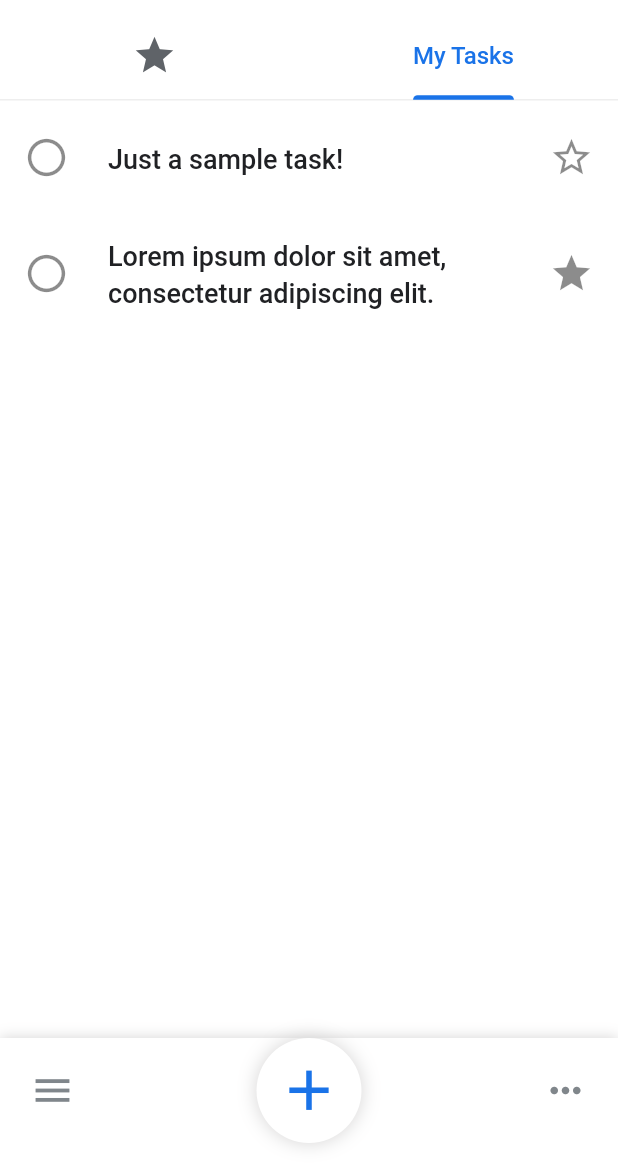
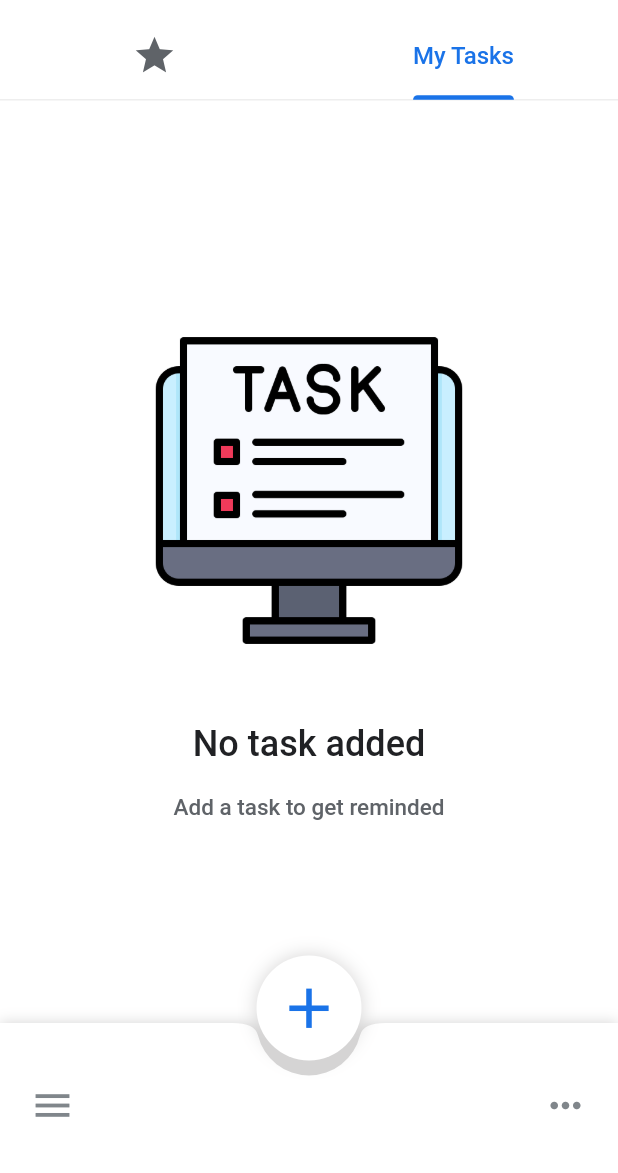
Before and after one commit to dayojiboye/flutter-to-do, a Flutter app: the screen it shows after launch, tab 2 chosen, on a phone screen of 412 x 824 dp, the part 63-1236 px from its top. Run offline on Flutter 3.47's test engine with Material 2 defaults, Android fonts, the phone set to English and light mode, and no system bars; our stand-ins replace flutter_riverpod, google_fonts.

Commit message:
feat: started add task implementation

```diff
--- a/lib/models/task.dart
+++ b/lib/models/task.dart
@@ -22,4 +22,17 @@ class Task {
   String get formattedDate {
     return formatter.format(date);
   }
+
+  Task copyWith(
+      {String? description,
+      bool? isStarred,
+      DateTime? date,
+      bool? isCompleted}) {
+    return Task(
+      description: description ?? this.description,
+      isStarred: isStarred ?? this.isStarred,
+      date: date ?? this.date,
+      isCompleted: isCompleted ?? this.isCompleted,
+    );
+  }
 }
--- /dev/null
+++ b/lib/providers/starred_tasks_provider.dart
@@ -0,0 +1,25 @@
+import 'package:to_do/models/task.dart';
+
+import 'package:flutter_riverpod/flutter_riverpod.dart';
+
+class StarredTasksNotifier extends StateNotifier<List<Task>> {
+  StarredTasksNotifier() : super([]);
+
+  void toggleStarredTask(Task task) {
+    final bool isTaskStarred = state.contains(task);
+
+    if (isTaskStarred) {
+      state = state.where((item) => item.id != task.id).toList();
+    } else {
+      state = [
+        task,
+        ...state,
+      ];
+    }
+  }
+}
+
+final starredTaskProvider =
+    StateNotifierProvider<StarredTasksNotifier, List<Task>>((ref) {
+  return StarredTasksNotifier();
+});
--- /dev/null
+++ b/lib/providers/tasks_provider.dart
@@ -0,0 +1,20 @@
+import 'package:to_do/models/task.dart';
+
+import "package:flutter_riverpod/flutter_riverpod.dart";
+
+class TasksNotifier extends StateNotifier<List<Task>> {
+  TasksNotifier() : super([]);
+
+  void addTask(Task task) {
+    state = [
+      task,
+      ...state,
+    ];
+  }
+
+  // To:Do: Implement remove task
+}
+
+final taskProvider = StateNotifierProvider<TasksNotifier, List<Task>>((ref) {
+  return TasksNotifier();
+});
--- a/lib/screens/home.dart
+++ b/lib/screens/home.dart
@@ -3,8 +3,10 @@ import 'package:google_fonts/google_fonts.dart';
 import 'package:to_do/screens/starred_tasks.dart';
 import 'package:to_do/screens/tasks_screen.dart';
 import 'package:to_do/utils/colors.dart';
+import 'package:to_do/widgets/add_task_bottom_sheet.dart';
 import 'package:to_do/widgets/app_bottom_sheet.dart';
 import 'package:to_do/widgets/app_tab_bar_indicator.dart';
+import 'package:to_do/widgets/settings_bottom_sheet.dart';
 import 'package:to_do/widgets/tab_controller_tile.dart';
 import 'package:to_do/widgets/touchable_opacity.dart';
 
@@ -42,6 +44,8 @@ class _HomeScreenState extends State<HomeScreen> with TickerProviderStateMixin {
     return DefaultTabController(
       length: 2,
       child: Scaffold(
+        // extendBody: true,
+        resizeToAvoidBottomInset: false,
         appBar: AppBar(
           title: const Text("Tasks"),
           bottom: TabBar(
@@ -53,7 +57,10 @@ class _HomeScreenState extends State<HomeScreen> with TickerProviderStateMixin {
             indicatorPadding: const EdgeInsets.only(bottom: -12),
             tabs: const [
               Tab(
-                icon: Icon(Icons.star, size: 30),
+                icon: Icon(
+                  Icons.star,
+                  size: 30,
+                ),
               ),
               Tab(
                 child: Text(
@@ -71,58 +78,9 @@ class _HomeScreenState extends State<HomeScreen> with TickerProviderStateMixin {
             ),
           ),
         ),
-        floatingActionButtonLocation: FloatingActionButtonLocation.centerDocked,
-        floatingActionButton: Container(
-          padding: const EdgeInsets.only(bottom: 20),
-          child: const TouchableOpacity(
-            width: 70,
-            height: 70,
-            opacity: 1.0,
-            decoration: BoxDecoration(
-              color: kBackGroundColor,
-              shape: BoxShape.circle,
-              boxShadow: [
-                BoxShadow(
-                  color: Color.fromARGB(255, 213, 212, 212),
-                  blurRadius: 10,
-                ),
-              ],
-            ),
-            child: Icon(
-              Icons.add,
-              size: 45,
-              color: kPrimaryColor,
-            ),
-          ),
-        ),
-        body: Container(
-          // height: double.infinity,
-          margin: const EdgeInsets.only(top: 4),
+        bottomNavigationBar: Container(
+          height: 100,
           decoration: const BoxDecoration(
-            border: Border(
-              top: BorderSide(
-                width: 1,
-                color: kBorder,
-              ),
-            ),
-          ),
-          child: Column(
-            children: [
-              Expanded(
-                child: TabBarView(
-                  controller: _controller,
-                  physics: const AlwaysScrollableScrollPhysics(),
-                  children: const [
-                    StarredTasksScreen(),
-                    TasksScreen(),
-                  ],
-                ),
-              ),
-              Container(
-                height: 90,
-                padding: const EdgeInsets.only(left: 10, right: 10, bottom: 20),
-                decoration: const BoxDecoration(
-                  color: kBackGroundColor,
             boxShadow: [
               BoxShadow(
                 color: Color.fromARGB(255, 213, 212, 212),
@@ -130,6 +88,14 @@ class _HomeScreenState extends State<HomeScreen> with TickerProviderStateMixin {
               ),
             ],
           ),
+          child: BottomAppBar(
+            height: double.infinity,
+            padding: const EdgeInsets.only(left: 10, right: 10, top: 10),
+            elevation: 0,
+            shape: const CircularNotchedRectangle(),
+            notchMargin: 0,
+            color: kBackGroundColor,
+            clipBehavior: Clip.hardEdge,
             child: Row(
               mainAxisAlignment: MainAxisAlignment.spaceBetween,
               crossAxisAlignment: CrossAxisAlignment.center,
@@ -179,25 +145,7 @@ class _HomeScreenState extends State<HomeScreen> with TickerProviderStateMixin {
                     context: context,
                     showDragHandle: false,
                     height: 200,
-                        child: Padding(
-                          padding: const EdgeInsets.only(top: 12.0, right: 8.0),
-                          child: Column(
-                            children: [
-                              SwitchListTile.adaptive(
-                                value: false,
-                                title: const Text(
-                                  "Switch to dark mode",
-                                  style: TextStyle(
-                                    fontWeight: FontWeight.w500,
-                                    fontSize: 18,
-                                    color: kPrimaryTextColor,
-                                  ),
-                                ),
-                                onChanged: (value) {},
-                              )
-                            ],
-                          ),
-                        ),
+                    child: const SettingsBottomSheet(),
                   ).open(),
                   backgroundColor: kBackGroundColor,
                   child: const Icon(
@@ -208,7 +156,59 @@ class _HomeScreenState extends State<HomeScreen> with TickerProviderStateMixin {
                 ),
               ],
             ),
-              )
+          ),
+        ),
+        floatingActionButtonLocation: FloatingActionButtonLocation.centerDocked,
+        floatingActionButton: Container(
+          padding: const EdgeInsets.only(bottom: 20),
+          child: TouchableOpacity(
+            onTap: () => AppBottomSheet(
+              context: context,
+              showDragHandle: false,
+              child: const AddTask(),
+            ).open(),
+            width: 70,
+            height: 70,
+            opacity: 1.0,
+            decoration: const BoxDecoration(
+              color: kBackGroundColor,
+              shape: BoxShape.circle,
+              boxShadow: [
+                BoxShadow(
+                  color: Color.fromARGB(255, 213, 212, 212),
+                  blurRadius: 10,
+                ),
+              ],
+            ),
+            child: const Icon(
+              Icons.add,
+              size: 45,
+              color: kPrimaryColor,
+            ),
+          ),
+        ),
+        body: Container(
+          margin: const EdgeInsets.only(top: 4),
+          decoration: const BoxDecoration(
+            border: Border(
+              top: BorderSide(
+                width: 1,
+                color: kBorder,
+              ),
+            ),
+          ),
+          child: Column(
+            children: [
+              Expanded(
+                child: TabBarView(
+                  controller: _controller,
+                  physics: const AlwaysScrollableScrollPhysics(),
+                  children: const [
+                    StarredTasksScreen(),
+                    TasksScreen(),
+                  ],
+                ),
+              ),
             ],
           ),
         ),
--- a/lib/screens/tasks_screen.dart
+++ b/lib/screens/tasks_screen.dart
@@ -1,40 +1,26 @@
 import 'package:flutter/material.dart';
 import 'package:to_do/models/task.dart';
+import 'package:to_do/providers/tasks_provider.dart';
 import 'package:to_do/utils/colors.dart';
+import 'package:to_do/widgets/app_empty_view.dart';
 import 'package:to_do/widgets/touchable_opacity.dart';
+import 'package:flutter_riverpod/flutter_riverpod.dart';
 
-class TasksScreen extends StatefulWidget {
+class TasksScreen extends ConsumerWidget {
   const TasksScreen({super.key});
 
   @override
-  State<TasksScreen> createState() => _TasksScreenState();
-}
+  Widget build(BuildContext context, WidgetRef ref) {
+    final List<Task> tasksList = ref.watch(taskProvider);
 
-class _TasksScreenState extends State<TasksScreen> {
-  // ignore: non_constant_identifier_names
-  final List<Task> TasksList = [
-    Task(
-      description: "Just a sample task!",
-      isStarred: false,
-      isCompleted: false,
-      date: DateTime.now(),
-    ),
-    Task(
-      description: "Lorem ipsum dolor sit amet, consectetur adipiscing elit.",
-      isStarred: true,
-      isCompleted: false,
-      date: DateTime.now(),
-    ),
-  ];
-
-  @override
-  Widget build(BuildContext context) {
-    return RefreshIndicator.adaptive(
-      onRefresh: () {
-        return Future(() => {});
-      },
-      child: ListView.builder(
-        itemCount: TasksList.length,
+    return tasksList.isEmpty
+        ? const AppEmptyView(
+            imagePath: "assets/images/task.png",
+            title: "No task added",
+            text: "Add a task to get reminded",
+          )
+        : ListView.builder(
+            itemCount: tasksList.length,
             itemBuilder: (context, index) {
               return ListTile(
                 contentPadding: const EdgeInsets.symmetric(
@@ -52,7 +38,7 @@ class _TasksScreenState extends State<TasksScreen> {
                   ),
                 ),
                 title: Text(
-              TasksList[index].description,
+                  tasksList[index].description,
                   style: const TextStyle(
                     color: kPrimaryTextColor,
                     fontSize: 18,
@@ -66,7 +52,7 @@ class _TasksScreenState extends State<TasksScreen> {
                   height: 30,
                   onTap: () {},
                   child: Icon(
-                TasksList[index].isStarred
+                    tasksList[index].isStarred
                         ? Icons.star_outlined
                         : Icons.star_outline,
                     size: 30,
@@ -74,7 +60,6 @@ class _TasksScreenState extends State<TasksScreen> {
                 ),
               );
             },
-      ),
           );
   }
 }
--- /dev/null
+++ b/lib/widgets/app_empty_view.dart
@@ -0,0 +1,53 @@
+import 'package:flutter/material.dart';
+import 'package:to_do/utils/colors.dart';
+
+class AppEmptyView extends StatelessWidget {
+  const AppEmptyView({
+    super.key,
+    required this.imagePath,
+    required this.title,
+    required this.text,
+  });
+
+  final String imagePath;
+  final String title;
+  final String text;
+
+  @override
+  Widget build(BuildContext context) {
+    return SizedBox(
+      child: Column(
+        mainAxisSize: MainAxisSize.max,
+        mainAxisAlignment: MainAxisAlignment.center,
+        children: [
+          Image.asset(
+            imagePath,
+            width: MediaQuery.of(context).size.width / 2,
+            height: 250,
+          ),
+          const SizedBox(height: 30),
+          Text(
+            title,
+            style: Theme.of(context).textTheme.titleLarge!.copyWith(
+                  fontSize: 24,
+                  fontWeight: FontWeight.w500,
+                  color: kPrimaryTextColor,
+                ),
+            textAlign: TextAlign.center,
+          ),
+          const SizedBox(height: 16),
+          Text(
+            text,
+            textAlign: TextAlign.center,
+            style: const TextStyle(
+              fontSize: 15,
+              color: kSecondaryTextColor,
+              height: 1.4,
+              fontWeight: FontWeight.w500,
+            ),
+          ),
+        ],
+      ),
+    );
+  }
+}
--- a/pubspec.yaml
+++ b/pubspec.yaml
@@ -37,6 +37,7 @@ dependencies:
   google_fonts: ^4.0.4
   uuid: ^3.0.7
   intl: ^0.18.1
+  flutter_riverpod: ^2.3.6
 
 dev_dependencies:
   flutter_test:
```
Also changed, not shown: lib/main.dart (+8 -2 lines), lib/widgets/add_task_bottom_sheet.dart (added, +34 -0 lines), lib/widgets/settings_bottom_sheet.dart (added, +29 -0 lines), assets/images/task.png (added), pubspec.lock. Lines whose indentation alone changed are shown as unchanged.
